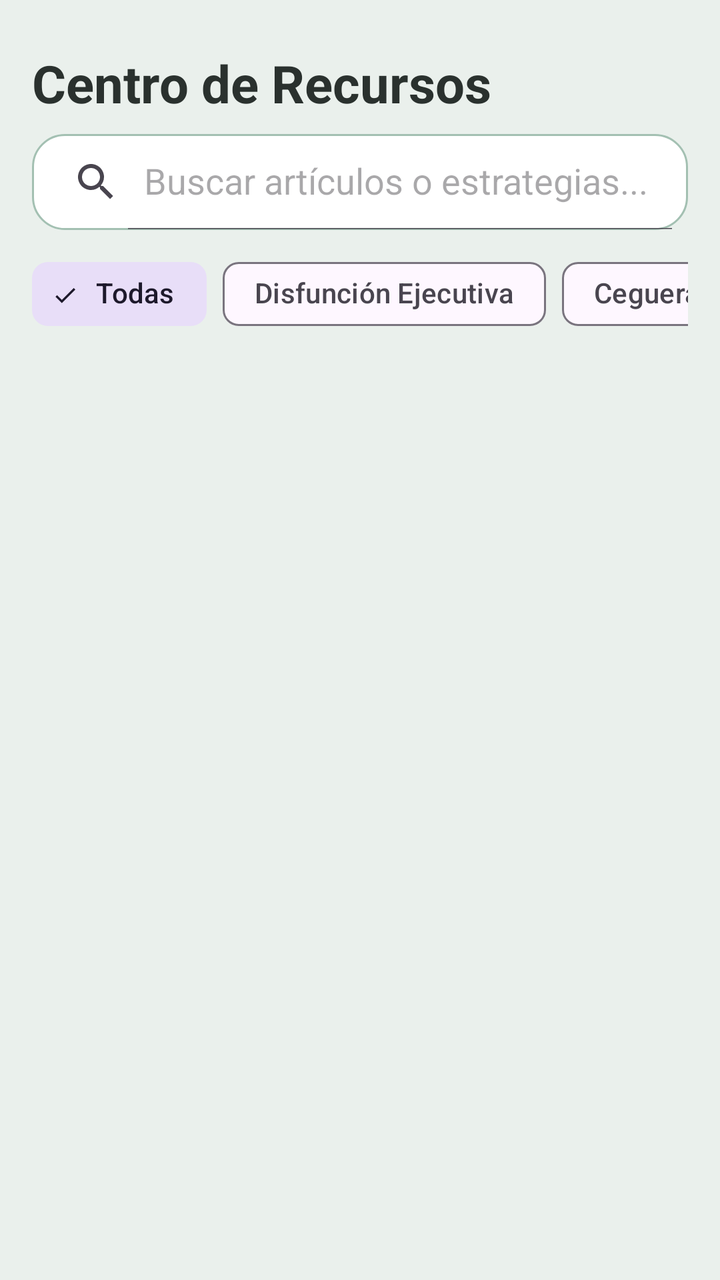
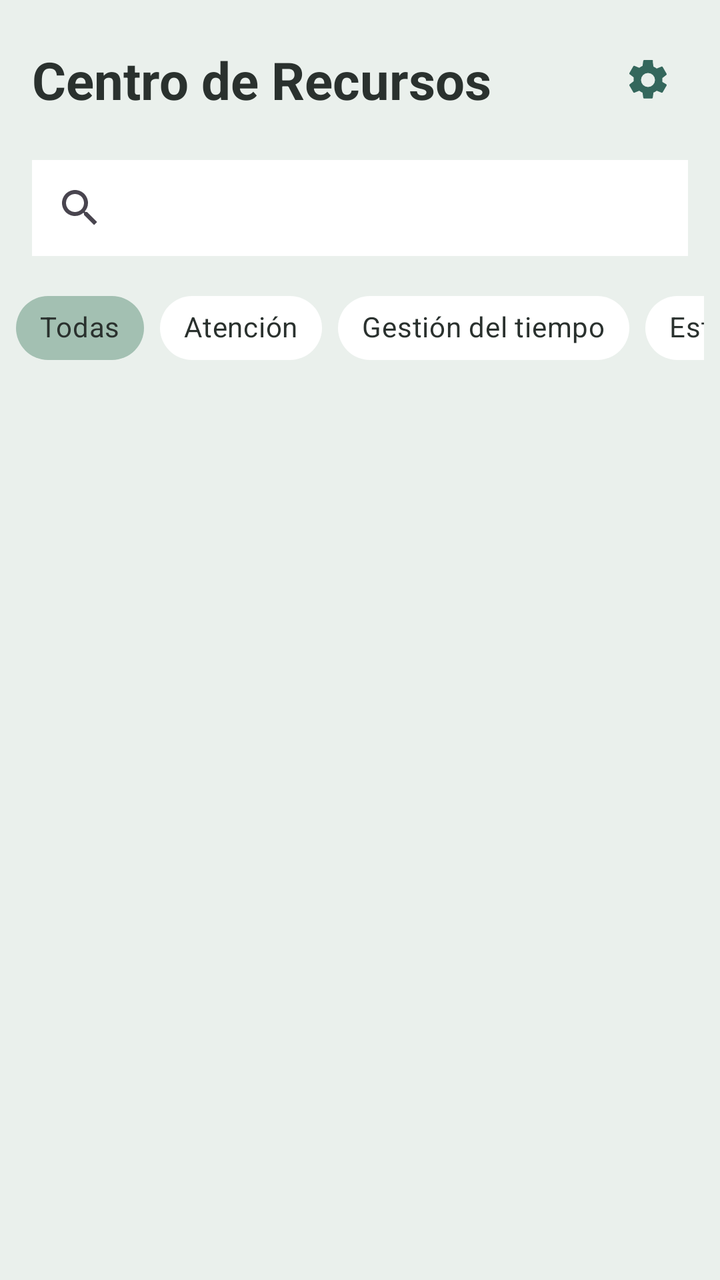

Compare the two renders of this Android layout. The source of the first and the diff that turns it into the second are given below.
<!-- AndroidManifest.xml: application theme Theme.Clarity -->
<!-- res/layout/activity_recursos.xml -->
<?xml version="1.0" encoding="utf-8"?>
<LinearLayout
    xmlns:android="http://schemas.android.com/apk/res/android"
    xmlns:app="http://schemas.android.com/apk/res-auto"
    android:layout_width="match_parent"
    android:layout_height="match_parent"
    android:orientation="vertical"
    android:background="@color/fondo_app">

    
    <TextView
        android:id="@+id/tvHeaderRecursos"
        android:layout_width="match_parent"
        android:layout_height="wrap_content"
        android:paddingHorizontal="16dp"
        android:paddingTop="24dp"
        android:paddingBottom="8dp"
        android:text="Centro de Recursos"
        android:textColor="@color/gris_texto"
        android:textSize="26sp"
        android:textStyle="bold" />

    
    <androidx.appcompat.widget.SearchView
        android:id="@+id/searchViewRecursos"
        android:layout_width="match_parent"
        android:layout_height="wrap_content"
        android:layout_marginHorizontal="16dp"
        android:layout_marginBottom="8dp"
        android:background="@drawable/bg_search_card"
        app:iconifiedByDefault="false"
        app:queryHint="Buscar artículos o estrategias..." />

    
    <HorizontalScrollView
        android:layout_width="match_parent"
        android:layout_height="wrap_content"
        android:scrollbars="none"
        android:paddingHorizontal="16dp"
        android:layout_marginBottom="8dp">

        <com.google.android.material.chip.ChipGroup
            android:id="@+id/chipGroupCategorias"
            android:layout_width="wrap_content"
            android:layout_height="wrap_content"
            app:singleSelection="true">

            <com.google.android.material.chip.Chip
                android:id="@+id/chipTodas"
                style="@style/Widget.Material3.Chip.Filter"
                android:layout_width="wrap_content"
                android:layout_height="wrap_content"
                android:checked="true"
                android:text="Todas" />

            <com.google.android.material.chip.Chip
                android:id="@+id/chipDisfuncion"
                style="@style/Widget.Material3.Chip.Filter"
                android:layout_width="wrap_content"
                android:layout_height="wrap_content"
                android:text="Disfunción Ejecutiva" />

            <com.google.android.material.chip.Chip
                android:id="@+id/chipTiempo"
                style="@style/Widget.Material3.Chip.Filter"
                android:layout_width="wrap_content"
                android:layout_height="wrap_content"
                android:text="Ceguera del Tiempo" />

            <com.google.android.material.chip.Chip
                android:id="@+id/chipEstudio"
                style="@style/Widget.Material3.Chip.Filter"
                android:layout_width="wrap_content"
                android:layout_height="wrap_content"
                android:text="Técnicas de Estudio" />

            <com.google.android.material.chip.Chip
                android:id="@+id/chipPadres"
                style="@style/Widget.Material3.Chip.Filter"
                android:layout_width="wrap_content"
                android:layout_height="wrap_content"
                android:text="Guía para Padres" />
        </com.google.android.material.chip.ChipGroup>
    </HorizontalScrollView>

    
    <androidx.recyclerview.widget.RecyclerView
        android:id="@+id/rvRecursos"
        android:layout_width="match_parent"
        android:layout_height="0dp"
        android:layout_weight="1"
        android:clipToPadding="false"
        android:paddingBottom="16dp" />

    
    <TextView
        android:id="@+id/tvSinResultados"
        android:layout_width="match_parent"
        android:layout_height="0dp"
        android:layout_weight="1"
        android:gravity="center"
        android:padding="32dp"
        android:text="No se encontraron recursos para esa búsqueda.\nProbá seleccionando otra categoría."
        android:textColor="@color/gris_texto"
        android:textSize="16sp"
        android:visibility="gone" />

</LinearLayout>
<!-- resources referenced by this layout -->
<resources>
  <color name="fondo_app">#EAF0EC</color>
  <color name="gris_texto">#2A312E</color>
  <!-- drawable bg_search_card (drawable) -->
  <?xml version="1.0" encoding="utf-8"?>
  <shape xmlns:android="http://schemas.android.com/apk/res/android">
      <solid android:color="@color/blanco_superficie" />
      <corners android:radius="16dp" />
      <stroke android:width="1dp" android:color="@color/verde_secundario" />
  </shape>
  <style name="Theme.Clarity" parent="Base.Theme.Clarity" />
  <color name="blanco_superficie">#FFFFFF</color>
  <color name="verde_secundario">#A3C0B2</color>
  <style name="Base.Theme.Clarity" parent="Theme.Material3.DayNight.NoActionBar">
          
          
      </style>
</resources>

<!-- the commit's change to res/layout/activity_recursos.xml (unified diff, before → after) -->
@@ -1,6 +1,5 @@
 <?xml version="1.0" encoding="utf-8"?>
-<LinearLayout
-    xmlns:android="http://schemas.android.com/apk/res/android"
+<LinearLayout xmlns:android="http://schemas.android.com/apk/res/android"
     xmlns:app="http://schemas.android.com/apk/res-auto"
     android:layout_width="match_parent"
     android:layout_height="match_parent"
@@ -8,79 +7,130 @@
     android:background="@color/fondo_app">
 
     
-    <TextView
-        android:id="@+id/tvHeaderRecursos"
+    <LinearLayout
         android:layout_width="match_parent"
         android:layout_height="wrap_content"
-        android:paddingHorizontal="16dp"
-        android:paddingTop="24dp"
-        android:paddingBottom="8dp"
-        android:text="Centro de Recursos"
-        android:textColor="@color/gris_texto"
-        android:textSize="26sp"
-        android:textStyle="bold" />
+        android:orientation="horizontal"
+        android:gravity="center_vertical"
+        android:paddingStart="16dp"
+        android:paddingEnd="12dp"
+        android:paddingTop="16dp"
+        android:paddingBottom="8dp">
+
+        <TextView
+            android:id="@+id/tvHeaderRecursos"
+            android:layout_width="0dp"
+            android:layout_height="wrap_content"
+            android:layout_weight="1"
+            android:text="Centro de Recursos"
+            android:textColor="@color/gris_texto"
+            android:textSize="26sp"
+            android:textStyle="bold" />
+
+        <ImageButton
+            android:id="@+id/btnAbrirAjustes"
+            android:layout_width="48dp"
+            android:layout_height="48dp"
+            android:padding="12dp"
+            android:src="@drawable/ic_settings"
+            android:background="?attr/selectableItemBackgroundBorderless"
+            android:contentDescription="Abrir ajustes y preferencias"
+            android:scaleType="fitCenter"
+            android:clickable="true"
+            android:focusable="true"
+            app:tint="@color/verde_principal" />
+
+    </LinearLayout>
 
     
     <androidx.appcompat.widget.SearchView
         android:id="@+id/searchViewRecursos"
         android:layout_width="match_parent"
         android:layout_height="wrap_content"
-        android:layout_marginHorizontal="16dp"
+        android:layout_marginStart="16dp"
+        android:layout_marginEnd="16dp"
+        android:layout_marginTop="8dp"
         android:layout_marginBottom="8dp"
-        android:background="@drawable/bg_search_card"
-        app:iconifiedByDefault="false"
-        app:queryHint="Buscar artículos o estrategias..." />
+        android:background="@color/blanco_superficie"
+        android:queryHint="Buscar recursos..." />
 
     
     <HorizontalScrollView
         android:layout_width="match_parent"
         android:layout_height="wrap_content"
+        android:fillViewport="false"
         android:scrollbars="none"
-        android:paddingHorizontal="16dp"
-        android:layout_marginBottom="8dp">
+        android:paddingStart="8dp"
+        android:paddingEnd="8dp">
 
         <com.google.android.material.chip.ChipGroup
             android:id="@+id/chipGroupCategorias"
             android:layout_width="wrap_content"
             android:layout_height="wrap_content"
-            app:singleSelection="true">
+            android:paddingTop="4dp"
+            android:paddingBottom="8dp"
+            app:singleSelection="true"
+            app:selectionRequired="true"
+            app:chipSpacingHorizontal="8dp">
 
             <com.google.android.material.chip.Chip
                 android:id="@+id/chipTodas"
-                style="@style/Widget.Material3.Chip.Filter"
+                style="@style/Widget.MaterialComponents.Chip.Choice"
                 android:layout_width="wrap_content"
                 android:layout_height="wrap_content"
+                android:checkable="true"
                 android:checked="true"
-                android:text="Todas" />
+                android:text="Todas"
+                android:textColor="@color/gris_texto"
+                app:chipBackgroundColor="@color/verde_secundario"
+                app:checkedIconVisible="false" />
 
             <com.google.android.material.chip.Chip
                 android:id="@+id/chipDisfuncion"
-                style="@style/Widget.Material3.Chip.Filter"
+                style="@style/Widget.MaterialComponents.Chip.Choice"
                 android:layout_width="wrap_content"
                 android:layout_height="wrap_content"
-                android:text="Disfunción Ejecutiva" />
+                android:checkable="true"
+                android:text="Atención"
+                android:textColor="@color/gris_texto"
+                app:chipBackgroundColor="@color/blanco_superficie"
+                app:checkedIconVisible="false" />
 
             <com.google.android.material.chip.Chip
                 android:id="@+id/chipTiempo"
-                style="@style/Widget.Material3.Chip.Filter"
+                style="@style/Widget.MaterialComponents.Chip.Choice"
                 android:layout_width="wrap_content"
                 android:layout_height="wrap_content"
-                android:text="Ceguera del Tiempo" />
+                android:checkable="true"
+                android:text="Gestión del tiempo"
+                android:textColor="@color/gris_texto"
+                app:chipBackgroundColor="@color/blanco_superficie"
+                app:checkedIconVisible="false" />
 
             <com.google.android.material.chip.Chip
                 android:id="@+id/chipEstudio"
-                style="@style/Widget.Material3.Chip.Filter"
+                style="@style/Widget.MaterialComponents.Chip.Choice"
                 android:layout_width="wrap_content"
                 android:layout_height="wrap_content"
-                android:text="Técnicas de Estudio" />
+                android:checkable="true"
+                android:text="Estudio"
+                android:textColor="@color/gris_texto"
+                app:chipBackgroundColor="@color/blanco_superficie"
+                app:checkedIconVisible="false" />
 
             <com.google.android.material.chip.Chip
                 android:id="@+id/chipPadres"
-                style="@style/Widget.Material3.Chip.Filter"
+                style="@style/Widget.MaterialComponents.Chip.Choice"
                 android:layout_width="wrap_content"
                 android:layout_height="wrap_content"
-                android:text="Guía para Padres" />
+                android:checkable="true"
+                android:text="Padres"
+                android:textColor="@color/gris_texto"
+                app:chipBackgroundColor="@color/blanco_superficie"
+                app:checkedIconVisible="false" />
+
         </com.google.android.material.chip.ChipGroup>
+
     </HorizontalScrollView>
 
     
@@ -90,17 +140,19 @@
         android:layout_height="0dp"
         android:layout_weight="1"
         android:clipToPadding="false"
+        android:paddingStart="16dp"
+        android:paddingEnd="16dp"
+        android:paddingTop="8dp"
         android:paddingBottom="16dp" />
 
     
     <TextView
         android:id="@+id/tvSinResultados"
         android:layout_width="match_parent"
-        android:layout_height="0dp"
-        android:layout_weight="1"
+        android:layout_height="wrap_content"
         android:gravity="center"
-        android:padding="32dp"
-        android:text="No se encontraron recursos para esa búsqueda.\nProbá seleccionando otra categoría."
+        android:padding="24dp"
+        android:text="No se encontraron recursos."
         android:textColor="@color/gris_texto"
         android:textSize="16sp"
         android:visibility="gone" />
<!-- resource entries referenced after the edit -->
@@ -2,16 +2,22 @@
 <resources>
   <color name="fondo_app">#EAF0EC</color>
   <color name="gris_texto">#2A312E</color>
-  <!-- drawable bg_search_card (drawable) -->
-  <?xml version="1.0" encoding="utf-8"?>
-  <shape xmlns:android="http://schemas.android.com/apk/res/android">
-      <solid android:color="@color/blanco_superficie" />
-      <corners android:radius="16dp" />
-      <stroke android:width="1dp" android:color="@color/verde_secundario" />
-  </shape>
+  <color name="verde_principal">#34675C</color>
   <style name="Theme.Clarity" parent="Base.Theme.Clarity" />
   <color name="blanco_superficie">#FFFFFF</color>
   <color name="verde_secundario">#A3C0B2</color>
+  <!-- drawable ic_settings (drawable) -->
+  <?xml version="1.0" encoding="utf-8"?>
+  <vector xmlns:android="http://schemas.android.com/apk/res/android"
+      android:width="24dp"
+      android:height="24dp"
+      android:viewportWidth="24"
+      android:viewportHeight="24">
+  
+      <path
+          android:fillColor="#34675C"
+          android:pathData="M19.14,12.94c0.04,-0.31 0.06,-0.62 0.06,-0.94s-0.02,-0.63 -0.07,-0.94l2.03,-1.58a0.5,0.5 0,0 0,0.12 -0.64l-1.92,-3.32a0.5,0.5 0,0 0,-0.61 -0.22l-2.39,0.96a7.1,7.1 0,0 0,-1.63 -0.94l-0.36,-2.54A0.49,0.49 0,0 0,13.88 2h-3.76a0.49,0.49 0,0 0,-0.49 0.42L9.27,4.96a7.1,7.1 0,0 0,-1.63 0.94L5.25,4.94a0.5,0.5 0,0 0,-0.61 0.22L2.72,8.48a0.5,0.5 0,0 0,0.12 0.64l2.03,1.58c-0.05,0.31 -0.07,0.62 -0.07,0.94s0.02,0.63 0.07,0.94l-2.03,1.58a0.5,0.5 0,0 0,-0.12 0.64l1.92,3.32a0.5,0.5 0,0 0,0.61 0.22l2.39,-0.96c0.5,0.39 1.05,0.71 1.63,0.94l0.36,2.54a0.49,0.49 0,0 0,0.49 0.42h3.76a0.49,0.49 0,0 0,0.49 -0.42l0.36,-2.54a7.1,7.1 0,0 0,1.63 -0.94l2.39,0.96a0.5,0.5 0,0 0,0.61 -0.22l1.92,-3.32a0.5,0.5 0,0 0,-0.12 -0.64zM12,15.5a3.5,3.5 0,1 1,0 -7,3.5 3.5,0 0,1 0,7z" />
+  </vector>
   <style name="Base.Theme.Clarity" parent="Theme.Material3.DayNight.NoActionBar">
           
           
